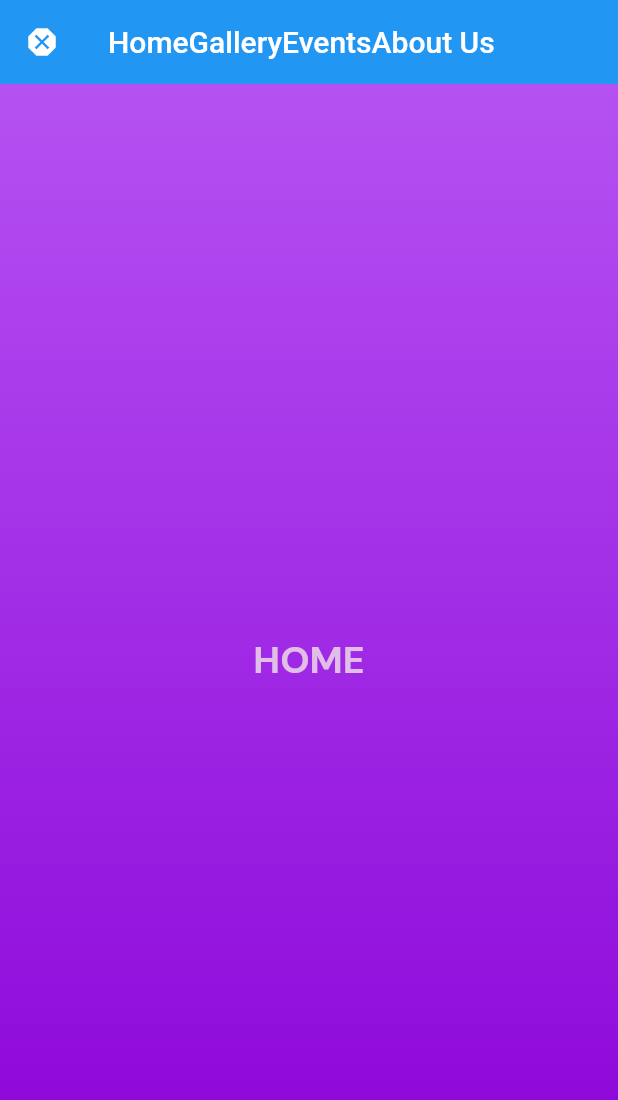
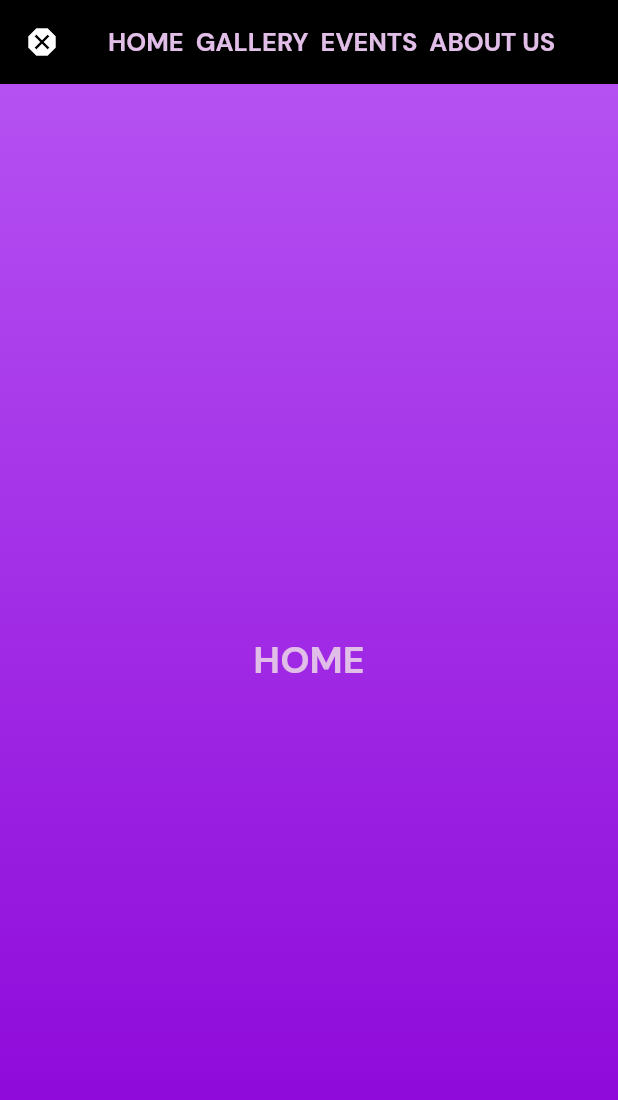
Before and after one commit to IIITG-Open-Source/Dance-Club, a Flutter app: the screen it shows after launch, on a phone screen of 412 x 824 dp. Shown: the top 1100 px of the screen. Run offline on Flutter 3.47's test engine with Material 2 defaults, Android fonts, the phone set to English and light mode, and no system bars; our stand-ins replace google_fonts.

Commit message:
screens added

```diff
--- a/lib/Screens/HomePage.dart
+++ b/lib/Screens/HomePage.dart
@@ -18,28 +18,33 @@ class _HomePageState extends State<HomePage> {
   Widget build(BuildContext context) {
     return Scaffold(
         appBar: AppBar(
+          backgroundColor: Colors.black,
           title: Row(
             children: [
               InkWell(
                   onTap: (){
                     p1.animateToPage(0, duration: Duration(milliseconds: 800), curve: Curves.easeIn);
                   },
-                  child: Text('Home')),
+                  child: Text("HOME  ",style: GoogleFonts.dmSans(color: Colors.purple[100],fontSize: 17,fontWeight: FontWeight.bold),
+                  ),
+              ),
               InkWell(
                   onTap: (){
                     p1.animateToPage(1, duration: Duration(milliseconds: 800), curve: Curves.easeIn);
                   },
-                  child: Text('Gallery')),
+                  child: Text("GALLERY  ",style: GoogleFonts.dmSans(color: Colors.purple[100],fontSize: 17,fontWeight: FontWeight.bold))),
               InkWell(
                   onTap: (){
                     p1.animateToPage(2, duration: Duration(milliseconds: 800), curve: Curves.easeIn);
                   },
-                  child: Text('Events')),
+                  child: Text("EVENTS  ",style: GoogleFonts.dmSans(color: Colors.purple[100],fontSize: 17,fontWeight: FontWeight.bold)
+                  )
+              ),
               InkWell(
                   onTap: (){
                     p1.animateToPage(3, duration: Duration(milliseconds: 800), curve: Curves.easeIn);
                   },
-                  child: Text('About Us'))
+                  child: Text("ABOUT US  ",style: GoogleFonts.dmSans(color: Colors.purple[100],fontSize: 17,fontWeight: FontWeight.bold)))
             ],
           ),
           elevation: 0,
--- a/lib/Screens/fourthpage.dart
+++ b/lib/Screens/fourthpage.dart
@@ -56,9 +56,8 @@ class _FourthPageState extends State<FourthPage> {
 
               )
           ),
-          child: Center(child: Text("About Us"
-
-              ,style: GoogleFonts.dmSans(color: Colors.purple[100],fontSize: 25,fontWeight: FontWeight.bold)),
+          child: Center(child: Text("About Us",style: GoogleFonts.dmSans(color: Colors.purple[100],fontSize: 25,fontWeight: FontWeight.bold)
+          ),
           ),
         ),
       );
--- a/lib/Screens/secondpage.dart
+++ b/lib/Screens/secondpage.dart
@@ -56,7 +56,8 @@ class _SecondPageState extends State<SecondPage> {
 
               )
           ),
-          child: Center(child: Text("Gallery",style: GoogleFonts.dmSans(color: Colors.purple[100],fontSize: 25,fontWeight: FontWeight.bold)),
+          child: Center(child: Text("Gallery",style: GoogleFonts.dmSans(color: Colors.purple[100],fontSize: 25,fontWeight: FontWeight.bold)
+          ),
           ),
         ),
       );
```
